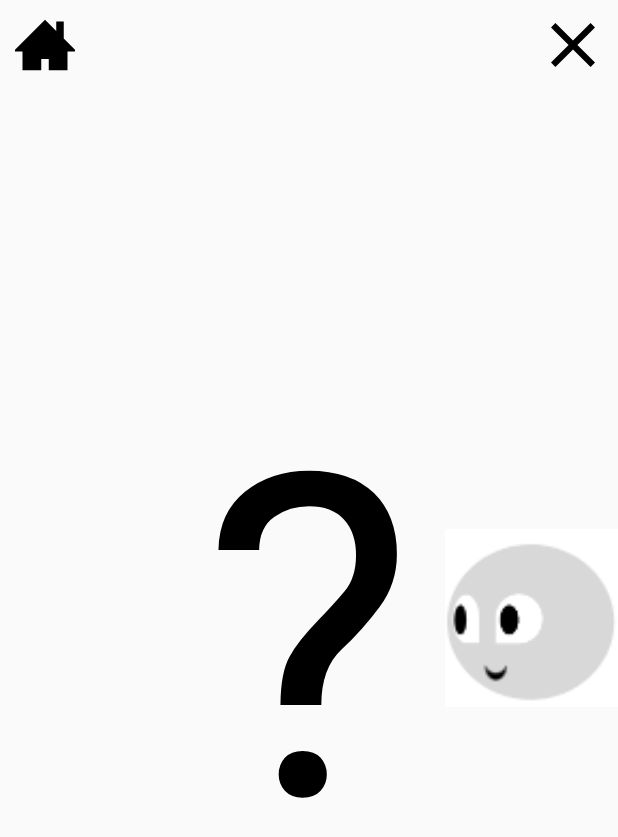
After one commit to aldebaran/qisdk-sample-what-do-you-see, an Android app: the layout activity_user_interaction.xml on its own in the app's theme, with its tools: preview values and no code run, on a phone screen of 412 x 824 dp. The commit adds this screen. Shown: the top 837 px of the screen. Run offline under Robolectric (Android 15) with nearby library versions, the phone set to English and light mode, and no system bars.

Commit message:
Implement UserInteractionActivity

```diff
--- a/app/src/main/AndroidManifest.xml
+++ b/app/src/main/AndroidManifest.xml
@@ -45,6 +45,8 @@
         </activity>
 
         <activity android:name="com.example.android.tflitecamerademo.IntroductionActivity" />
+        <activity android:name="com.example.android.tflitecamerademo.UserInteractionActivity" />
+
     </application>
 
 </manifest>
--- /dev/null
+++ b/app/src/main/res/drawable/ic_home.xml
@@ -0,0 +1,4 @@
+<vector android:height="24dp" android:viewportHeight="512"
+    android:viewportWidth="512" android:width="24dp" xmlns:android="http://schemas.android.com/apk/res/android">
+    <path android:fillColor="#FF000000" android:pathData="M512,296l-96,-96V56h-64v80l-96,-96L0,296v16h64v160h160v-96h64v96h160V312h64V296z"/>
+</vector>
--- /dev/null
+++ b/app/src/main/res/drawable/rounded_corner_background.xml
@@ -0,0 +1,21 @@
+<?xml version="1.0" encoding="utf-8"?>
+<selector xmlns:android="http://schemas.android.com/apk/res/android" >
+    <item android:state_pressed="true" >
+        <shape android:shape="rectangle"  >
+            <corners android:radius="10dip" />
+            <solid android:color="@android:color/secondary_text_dark"  />
+        </shape>
+    </item>
+    <item android:state_focused="true">
+        <shape android:shape="rectangle"  >
+            <corners android:radius="10dip" />
+            <solid android:color="@android:color/secondary_text_dark"/>
+        </shape>
+    </item>
+    <item >
+        <shape android:shape="rectangle"  >
+            <corners android:radius="10dip" />
+            <solid android:color="@android:color/secondary_text_dark"/>
+        </shape>
+    </item>
+</selector>
--- /dev/null
+++ b/app/src/main/res/layout/activity_user_interaction.xml
@@ -0,0 +1,61 @@
+<RelativeLayout xmlns:android="http://schemas.android.com/apk/res/android"
+    xmlns:tools="http://schemas.android.com/tools"
+    android:layout_width="match_parent"
+    android:layout_height="match_parent"
+    tools:context="com.example.android.tflitecamerademo.IntroductionActivity">
+
+    <ImageView
+        android:id="@+id/img_cross"
+        android:layout_width="60dip"
+        android:layout_height="60dip"
+        android:layout_alignParentRight="true"
+        android:layout_alignParentTop="true"
+        android:padding="15dip"
+        android:src="@drawable/ic_close_cross" />
+
+    <ImageView
+        android:id="@+id/img_home"
+        android:layout_width="60dip"
+        android:layout_height="60dip"
+        android:layout_alignParentLeft="true"
+        android:layout_alignParentTop="true"
+        android:padding="10dip"
+        android:src="@drawable/ic_home" />
+
+    <TextView
+        android:id="@+id/txt_question_mark"
+        android:layout_width="wrap_content"
+        android:layout_height="wrap_content"
+        android:layout_centerInParent="true"
+        android:padding="20dip"
+        android:text="\?"
+        android:textColor="@android:color/black"
+        android:textSize="300sp" />
+
+    <ImageView
+        android:id="@+id/img_pepper"
+        android:layout_width="wrap_content"
+        android:layout_height="wrap_content"
+        android:layout_alignParentBottom="true"
+        android:layout_alignParentRight="true"
+        android:layout_alignParentTop="true"
+        android:layout_toRightOf="@id/txt_question_mark"
+        android:src="@drawable/pepper_placeholder" />
+
+    <TextView
+        android:id="@+id/btn_see"
+        android:layout_width="wrap_content"
+        android:layout_height="wrap_content"
+        android:layout_alignParentBottom="true"
+        android:layout_centerHorizontal="true"
+        android:layout_marginBottom="20dip"
+        android:background="@drawable/rounded_corner_background"
+        android:padding="15dip"
+        android:text="What do you see"
+        android:textColor="@android:color/black"
+        android:textSize="45sp"
+        android:textStyle="bold"
+        android:visibility="gone" />
+
+
+</RelativeLayout>
--- a/app/src/main/res/values/strings.xml
+++ b/app/src/main/res/values/strings.xml
@@ -20,6 +20,8 @@
     <!--Text to speak-->
     <string name="ready_speak_text">Alright I\'m ready</string>
     <string name="intro_speak_text">Let me show you what I\'m capable of about object recognition</string>
+    <string name="briefing_speak_text">You can show me an object at the height of my tablet, and I will say what I recognize</string>
+    <string name="call_to_action_speak_text">Tell me, \"what do you see\", when you are ready</string>
 
     <!--String-->
     <string name="language">English</string>
@@ -35,4 +37,5 @@
     <string name="wrong_language_message_dialog">This application is only available in English. Please set the tablet language to \"English\".</string>
     <string name="setting_button_dialog">Go to settings</string>
 
+
 </resources>
```
Also changed, not shown: app/src/main/java/com/example/android/tflitecamerademo/IntroductionActivity.java (+9 -0 lines), app/src/main/java/com/example/android/tflitecamerademo/UserInteractionActivity.java (added, +146 -0 lines), app/src/main/res/drawable-xxhdpi/pepper_placeholder.png (added), 1 other file.
